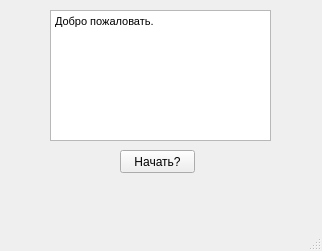
Before: the Qt Designer form welcome1.ui in VasTsar/PyQt, drawn with Qt 5.
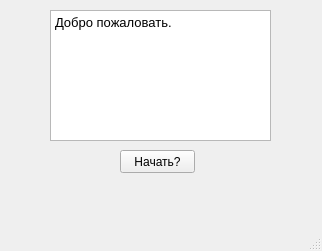
After: the same form once the commit is applied.

```diff
--- a/welcome1.ui
+++ b/welcome1.ui
@@ -41,7 +41,7 @@
 &lt;html&gt;&lt;head&gt;&lt;meta name=&quot;qrichtext&quot; content=&quot;1&quot; /&gt;&lt;style type=&quot;text/css&quot;&gt;
 p, li { white-space: pre-wrap; }
 &lt;/style&gt;&lt;/head&gt;&lt;body style=&quot; font-family:'MS Shell Dlg 2'; font-size:8.25pt; font-weight:400; font-style:normal;&quot;&gt;
-&lt;p style=&quot; margin-top:0px; margin-bottom:0px; margin-left:0px; margin-right:0px; -qt-block-indent:0; text-indent:0px;&quot;&gt;Добро пожаловать.&lt;/p&gt;&lt;/body&gt;&lt;/html&gt;</string>
+&lt;p style=&quot; margin-top:0px; margin-bottom:0px; margin-left:0px; margin-right:0px; -qt-block-indent:0; text-indent:0px;&quot;&gt;&lt;span style=&quot; font-size:10pt;&quot;&gt;Добро пожаловать.&lt;/span&gt;&lt;/p&gt;&lt;/body&gt;&lt;/html&gt;</string>
     </property>
    </widget>
   </widget>
```
